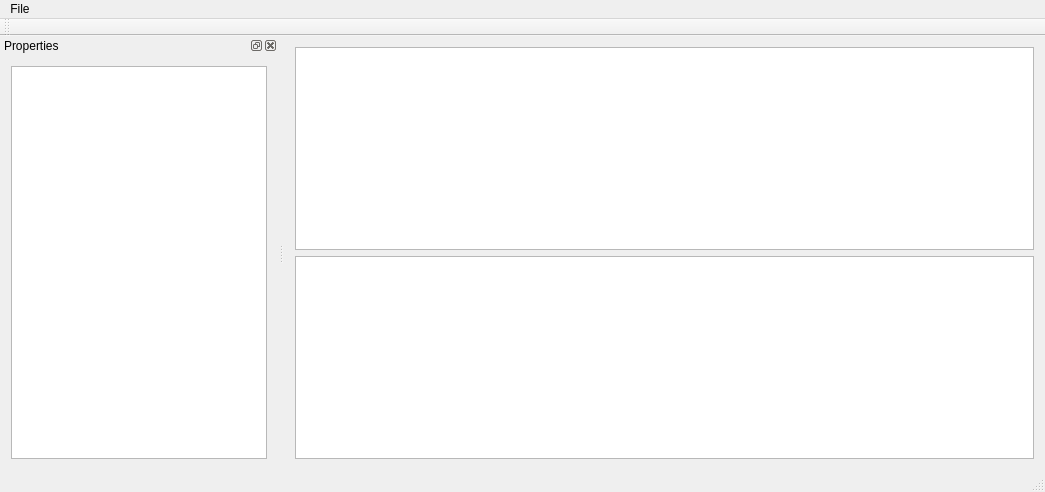
Old version of the form Source/qtpropertygrid.ui in the repository cbuahin/QPropertyModel.
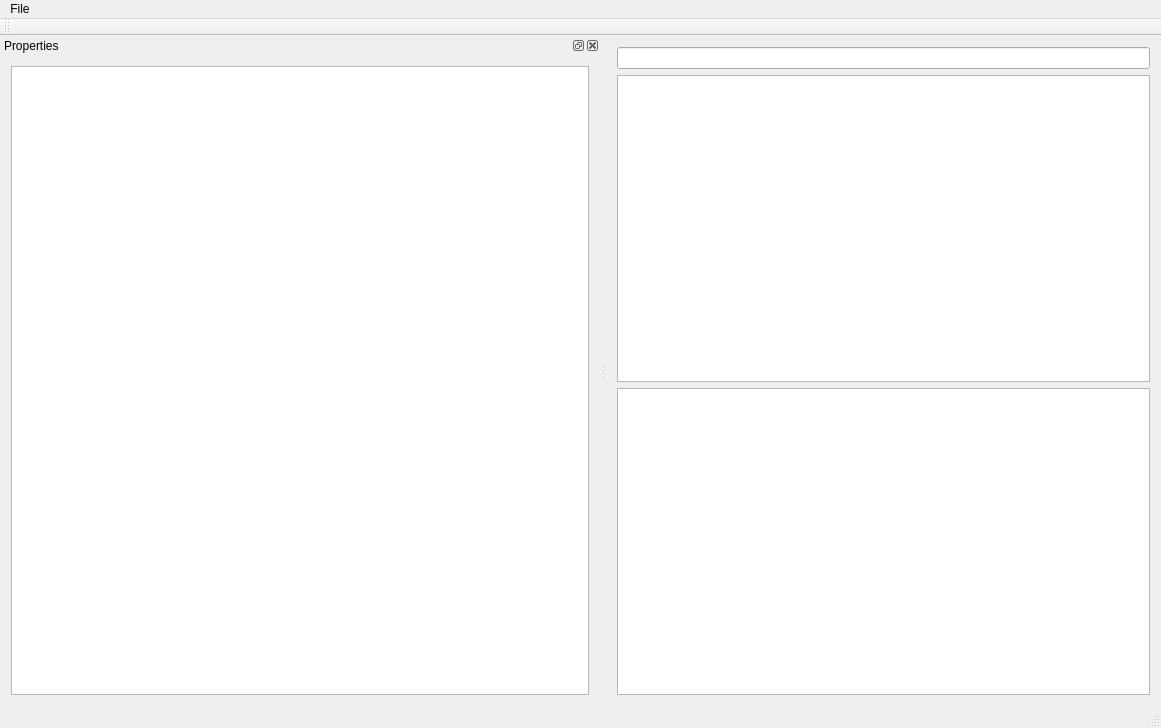
New version of the form.

The edit to the form file:
```diff
--- a/Source/qtpropertygrid.ui
+++ b/Source/qtpropertygrid.ui
@@ -6,8 +6,8 @@
    <rect>
     <x>0</x>
     <y>0</y>
-    <width>1045</width>
-    <height>492</height>
+    <width>1161</width>
+    <height>728</height>
    </rect>
   </property>
   <property name="windowTitle">
@@ -16,11 +16,14 @@
   <widget class="QWidget" name="centralWidget">
    <layout class="QVBoxLayout" name="verticalLayout">
     <item>
-     <widget class="QTableView" name="tableView"/>
+     <widget class="QLineEdit" name="lineEdit"/>
     </item>
     <item>
      <widget class="QListView" name="listView"/>
     </item>
+    <item>
+     <widget class="QTableView" name="tableView"/>
+    </item>
    </layout>
   </widget>
   <widget class="QMenuBar" name="menuBar">
@@ -28,7 +31,7 @@
     <rect>
      <x>0</x>
      <y>0</y>
-     <width>1045</width>
+     <width>1161</width>
      <height>21</height>
     </rect>
    </property>
@@ -50,6 +53,18 @@
   </widget>
   <widget class="QStatusBar" name="statusBar"/>
   <widget class="QDockWidget" name="dockWidget">
+   <property name="sizePolicy">
+    <sizepolicy hsizetype="Fixed" vsizetype="Preferred">
+     <horstretch>0</horstretch>
+     <verstretch>0</verstretch>
+    </sizepolicy>
+   </property>
+   <property name="minimumSize">
+    <size>
+     <width>600</width>
+     <height>232</height>
+    </size>
+   </property>
    <property name="windowTitle">
     <string>Properties</string>
    </property>
@@ -57,9 +72,15 @@
     <number>1</number>
    </attribute>
    <widget class="QWidget" name="dockWidgetContents">
-    <layout class="QHBoxLayout" name="horizontalLayout">
-     <item>
+    <layout class="QGridLayout" name="gridLayout">
+     <item row="0" column="0">
       <widget class="QTreeView" name="treeView">
+       <property name="sizePolicy">
+        <sizepolicy hsizetype="Expanding" vsizetype="Minimum">
+         <horstretch>20</horstretch>
+         <verstretch>8</verstretch>
+        </sizepolicy>
+       </property>
        <property name="mouseTracking">
         <bool>false</bool>
        </property>
```
